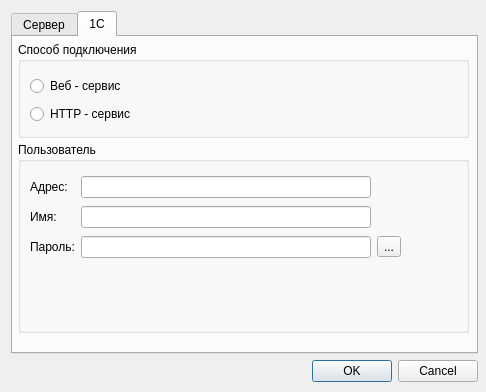
This is ws_admin_qt/ws_admin_qt/optionsdlg.ui in arcirk/ws_solution as Qt 5 draws it before an edit. The edited form follows.
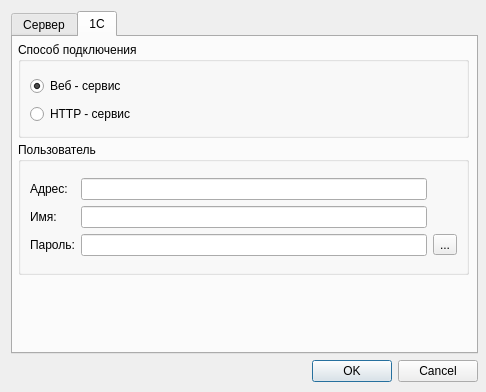
This is the edited form. The open tabs and pages were chosen to show the change. Icons and pictures are not drawn.

What changed in the file:
```diff
--- a/ws_admin_qt/ws_admin_qt/optionsdlg.ui
+++ b/ws_admin_qt/ws_admin_qt/optionsdlg.ui
@@ -292,6 +292,9 @@
             <property name="text">
              <string>Веб - сервис</string>
             </property>
+            <property name="checked">
+             <bool>true</bool>
+            </property>
            </widget>
           </item>
           <item>
@@ -310,21 +313,14 @@
           <x>5</x>
           <y>105</y>
           <width>451</width>
-          <height>191</height>
+          <height>133</height>
          </rect>
         </property>
         <property name="title">
          <string>Пользователь</string>
         </property>
-        <widget class="QWidget" name="gridLayoutWidget_3">
-         <property name="geometry">
-          <rect>
-           <x>12</x>
-           <y>32</y>
-           <width>371</width>
-           <height>89</height>
-          </rect>
-         </property>
+        <layout class="QGridLayout" name="gridLayout_7">
+         <item row="0" column="0">
          <layout class="QGridLayout" name="gridLayout_4">
           <item row="1" column="0">
            <widget class="QLabel" name="label_7">
@@ -364,7 +360,8 @@
            </widget>
           </item>
          </layout>
-        </widget>
+         </item>
+        </layout>
        </widget>
       </widget>
      </widget>
```
Lines whose indentation alone changed are shown as unchanged.
